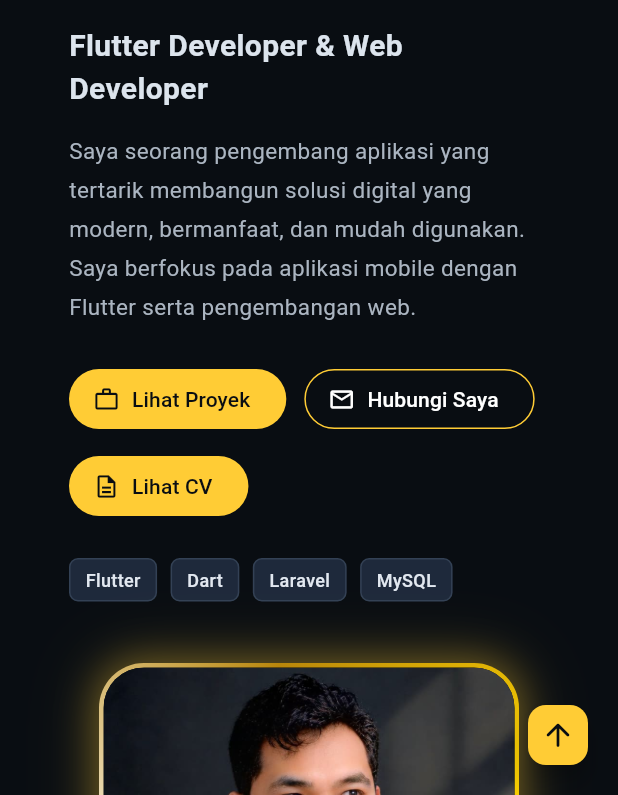
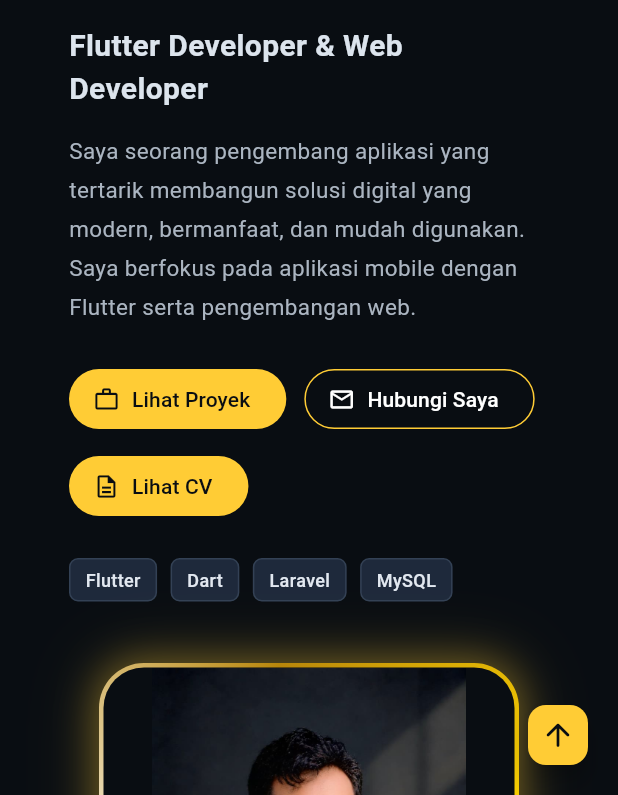
Before and after one commit to rahmadabbas01-oss/portofolio-flutter, a Flutter app: the screen it shows after launch, on a phone screen of 412 x 824 dp, the part 441-1236 px from its top. Run offline on Flutter 3.47's test engine with Material 3 defaults, Android fonts, the phone set to English and light mode, and no system bars.

```diff
--- a/lib/main.dart
+++ b/lib/main.dart
@@ -1,7 +1,7 @@
 import 'dart:math' as math;
 import 'package:flutter/material.dart';
 import 'package:url_launcher/url_launcher.dart';
-//import 'package:flutter_svg/flutter_svg.svg';
+//import 'package:flutter_svg/flutter_svg.svg.dart';
 
 void main() => runApp(const PortfolioApp());
 
@@ -381,7 +381,7 @@ class _PortfolioHomeState extends State<PortfolioHome>
                       clipBehavior: Clip.antiAlias,
                       child: Image.asset(
                         'assets/foto/profile.jpeg',
-                        fit: BoxFit.cover,
+                        fit: BoxFit.contain,
                         width: double.infinity,
                         height: double.infinity,
                         errorBuilder: (context, error, stackTrace) => Container(
```
